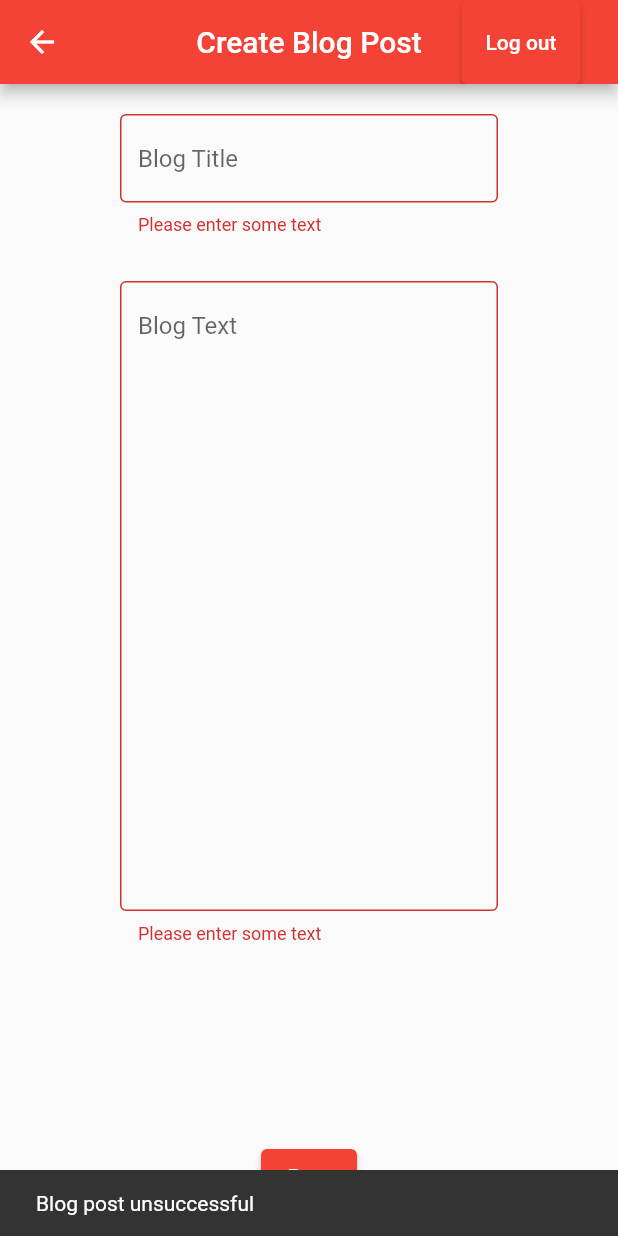
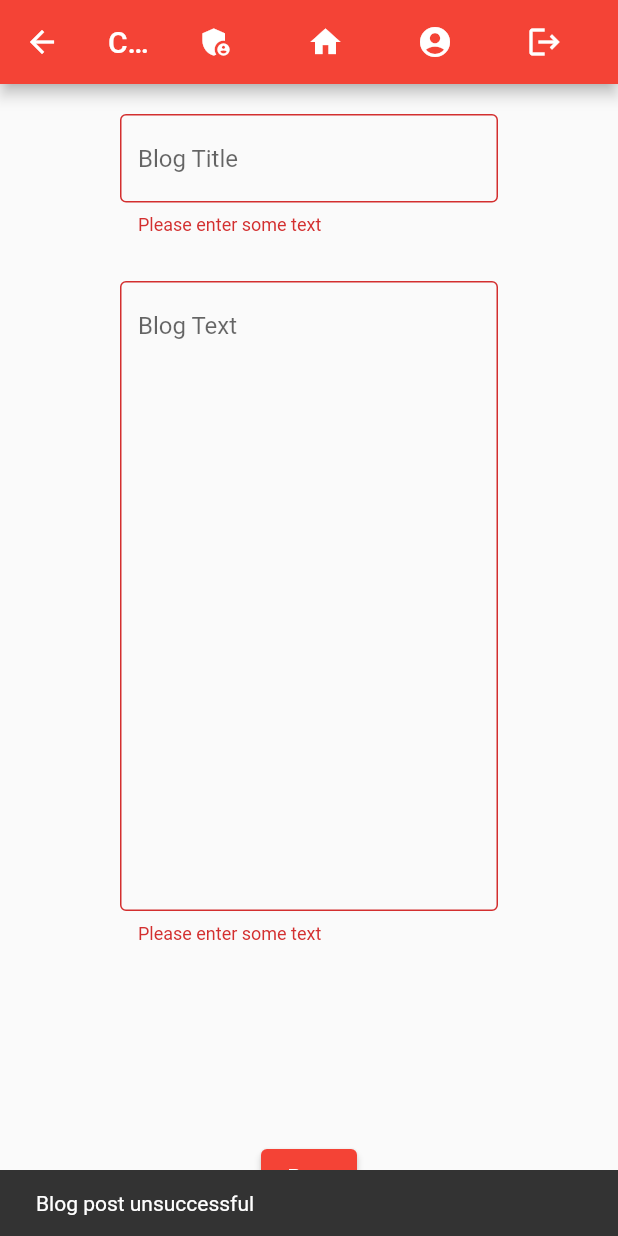
Before and after one commit to humza-ahmed235/blog-frontend, a Flutter app: the CreateBlogPostScreen screen opened directly, after a tap on "Post", on a phone screen of 412 x 824 dp. Run offline on Flutter 3.47's test engine with Material 2 defaults, Android fonts, the light colour scheme and no system bars; missing offline and left inert: dart:html; network calls fail.

Commit message:
Multipurpose blog list component created from user blogs. Home page implemented. Home, profile and admin buttons added to the app bar. Logout button modified.

```diff
--- a/lib/components/my_appbar.dart
+++ b/lib/components/my_appbar.dart
@@ -11,9 +11,34 @@ AppBar generateAppBar(
     automaticallyImplyLeading: showBackButton,
     actions: [
       Container(
+          margin: EdgeInsets.only(right: 25.0),
+          child: IconButton(
+              onPressed: () {
+                Navigator.pushNamed(context, '/admin/user-management');
+              },
+              icon: Icon(Icons.admin_panel_settings))),
+      Container(
+          margin: EdgeInsets.only(right: 25.0),
+          child: IconButton(
+              onPressed: () {
+                Navigator.pushNamed(context, '/home');
+              },
+              icon: Icon(Icons.home))),
+      Container(
         margin: EdgeInsets.only(right: 25.0),
-        child: ElevatedButton(
-          child: Text("Log out"),
+        child: IconButton(
+          icon: Icon(Icons.account_circle),
+          //child: Text("Profile"),
+          onPressed: () {
+            Navigator.pushNamed(context, '/profile');
+          },
+        ),
+      ),
+      Container(
+        margin: EdgeInsets.only(right: 25.0),
+        child: IconButton(
+          icon: Icon(Icons.logout),
+          //child: Text("Log out"),
           onPressed: () {
             logoutProcedure();
           },
--- a/lib/main.dart
+++ b/lib/main.dart
@@ -40,9 +40,9 @@ class MyApp extends StatelessWidget {
       initialRoute: '/login',
       routes: {
         // When navigating to the "/" route, build the FirstScreen widget.
-        '/login': (context) => isAuth() ? const ProfileScreen() : LoginScreen(),
+        '/login': (context) => isAuth() ? HomePageScreen() : LoginScreen(),
         // When navigating to the "/second" route, build the SecondScreen widget.
-        '/home': (context) => isAuth() ? MyHomePage() : LoginScreen(),
+        '/home': (context) => isAuth() ? HomePageScreen() : LoginScreen(),
         '/register': (context) => RegisterScreen(),
         '/my-blogs': (context) => isAuth() ? UserBlogsScreen() : LoginScreen(),
         '/profile': (context) => isAuth() ? ProfileScreen() : LoginScreen(),
@@ -53,7 +53,7 @@ class MyApp extends StatelessWidget {
         '/settings': (context) =>
             isAuth() ? UserSettingsScreen() : LoginScreen(),
         '/admin/user-management': (context) =>
-            isAuth(admin: true) ? UserManagementScreen() : MyHomePage(),
+            isAuth(admin: true) ? UserManagementScreen() : HomePageScreen(),
       },
     );
   }
--- a/lib/screens/create_blog_post.dart
+++ b/lib/screens/create_blog_post.dart
@@ -104,7 +104,7 @@ class CreateBlogPostScreenState extends State<CreateBlogPostScreen> {
                     if (resBody != "error") {
                       //postLoginSetup(resBody);
                       //Navigator.pop(context);
-                      Navigator.pushNamed(context, '/my-blogs');
+                      Navigator.pushNamed(context, '/home');
                     } else {
                       ScaffoldMessenger.of(context).showSnackBar(
                         const SnackBar(content: Text('Blog post unsuccessful')),
--- a/lib/screens/login.dart
+++ b/lib/screens/login.dart
@@ -96,7 +96,7 @@ class LoginScreenState extends State<LoginScreen> {
                     print("HELLO");
                     if (resBody != "error") {
                       postLoginSetup(resBody);
-                      Navigator.pushNamed(context, '/profile');
+                      Navigator.pushNamed(context, '/home');
                     } else {
                       ScaffoldMessenger.of(context).showSnackBar(
                         const SnackBar(content: Text('Login Unsuccessful')),
```
Also changed, not shown: lib/components/blog_card.dart (+7 -1 lines), lib/components/blog_list.dart (added, +66 -0 lines), lib/screens/home.dart (+16 -5 lines), lib/screens/user_blogs.dart (+5 -30 lines), lib/services/networking.dart (+26 -0 lines), lib/services/procedures.dart (+33 -8 lines), 3 other files.
